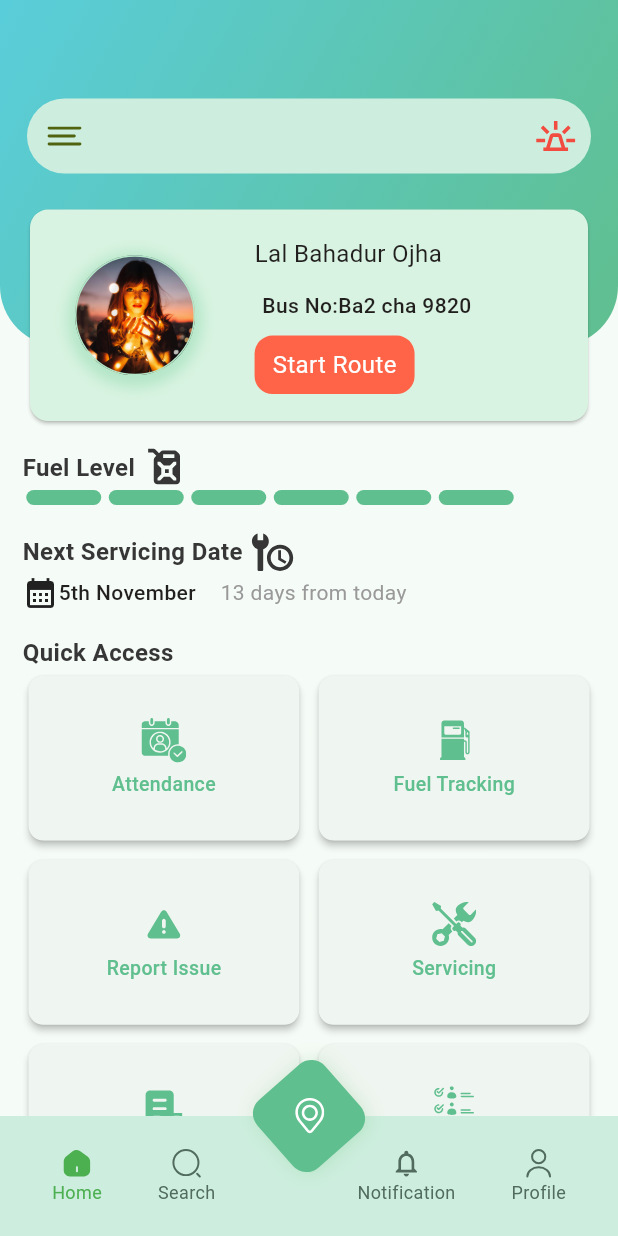
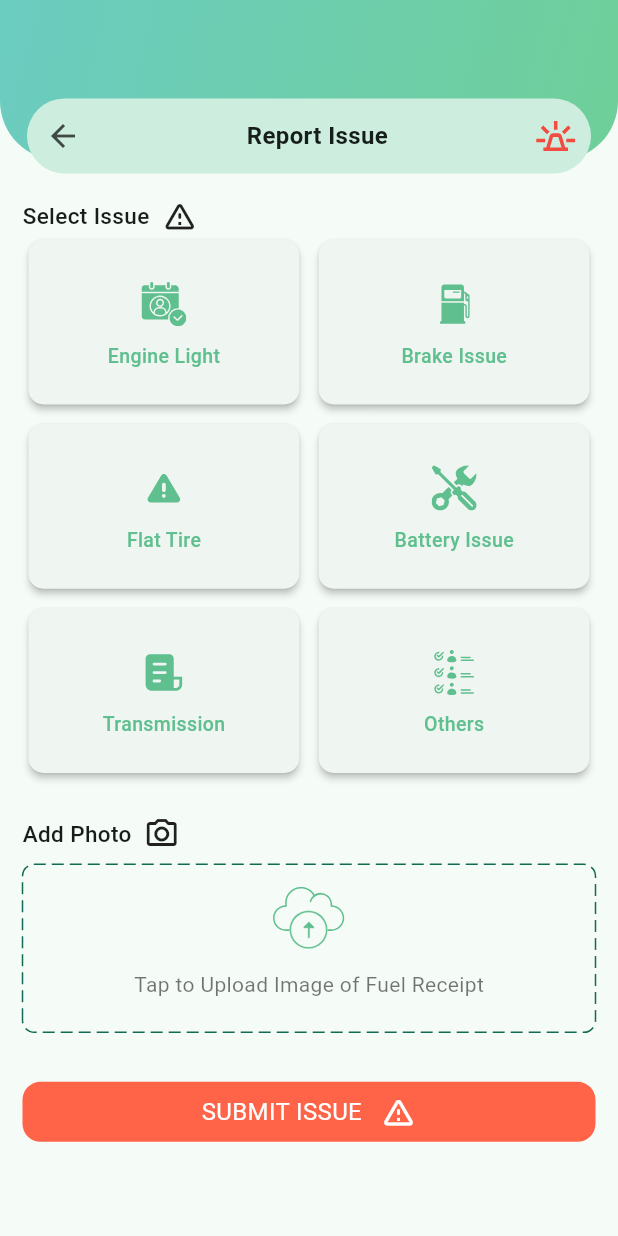
Before and after one commit to webstudioflutter/sms-driver, a Flutter app: the screen it shows after launch, after a tap on "Report Issue", on a phone screen of 412 x 824 dp. Run offline on Flutter 3.47's test engine with Material 3 defaults, Android fonts, the phone set to English and light mode, and no system bars; drawn by our look-alikes of dotted_border; our stand-ins replace flutter_svg, image_picker.

Commit message:
report issue page added

```diff
--- /dev/null
+++ b/lib/core/widgets/custom_app_bar.dart
@@ -0,0 +1,40 @@
+import 'package:driver_app/core/widgets/page_title_bar.dart';
+import 'package:flutter/material.dart';
+import 'package:flutter_svg/svg.dart';
+
+PreferredSize customBar(
+    {required BuildContext context, required String title}) {
+  return PreferredSize(
+    preferredSize: Size.fromHeight(MediaQuery.sizeOf(context).height * 0.13),
+    child: Stack(
+      clipBehavior: Clip.none,
+      children: [
+        Container(
+          height: MediaQuery.sizeOf(context).height * 0.28,
+          decoration: const BoxDecoration(
+              gradient: LinearGradient(
+                colors: [Color(0xff6bccc1), Color(0xff6fcf99)],
+                begin: Alignment.topLeft,
+                end: Alignment.bottomRight,
+              ),
+              borderRadius: BorderRadius.only(
+                  bottomLeft: Radius.circular(40),
+                  bottomRight: Radius.circular(40))),
+        ),
+        Positioned(
+          top: MediaQuery.sizeOf(context).height * 0.07,
+          right: 10,
+          left: 10,
+          child: PageTitleBar(
+              firstIconAction: () {
+                Navigator.pop(context);
+              },
+              title: title,
+              firstIcon: Icons.arrow_back,
+              lastWidget: SvgPicture.asset('assets/svg_images/notification.svg',
+                  height: 20)),
+        ),
+      ],
+    ),
+  );
+}
--- a/lib/screen/bill/bill_method.dart
+++ b/lib/screen/bill/bill_method.dart
@@ -333,6 +333,7 @@ class _BillMethodState extends State<BillMethod> {
         ),
       ),
     );
+
   }
 
   // Display the progress of each uploaded file
--- a/lib/screen/dashboard/home_page.dart
+++ b/lib/screen/dashboard/home_page.dart
@@ -2,6 +2,7 @@ import 'package:driver_app/core/constants/string_constants.dart';
 import 'package:driver_app/core/utils/asset_provider.dart';
 import 'package:driver_app/screen/bill/bill_main.dart';
 import 'package:driver_app/screen/dashboard/home_drawer.dart';
+import 'package:driver_app/screen/dashboard/report-issue/report_issue.dart';
 import 'package:flutter/material.dart';
 import 'package:flutter_svg/flutter_svg.dart';
 
@@ -79,13 +80,12 @@ class _HomePageState extends State<HomePage> {
           ),
           GestureDetector(
             onTap: () {
-              // Navigator.push(
-              //   context,
-              //   MaterialPageRoute(
-              //     builder: (context) =>
-              //         SchoolFeeInvoiceScreen(),
-              //   ),
-              // );
+              Navigator.push(
+                context,
+                MaterialPageRoute(
+                  builder: (context) => const ReportIssue(),
+                ),
+              );
             },
             child: buildStdQuickAccessItem(
               Assets.svgImages.report,
--- a/lib/screen/dashboard/profile_page.dart
+++ b/lib/screen/dashboard/profile_page.dart
@@ -136,6 +136,7 @@ class _ProfilePageState extends State<ProfilePage> {
           ],
         ),
       ),
+
       body: Padding(
         padding: const EdgeInsets.only(top: 110.0, right: 10, left: 10),
         child: Column(
--- /dev/null
+++ b/lib/screen/dashboard/report-issue/report_issue.dart
@@ -0,0 +1,282 @@
+import 'package:dotted_border/dotted_border.dart';
+import 'package:driver_app/core/utils/asset_provider.dart';
+import 'package:driver_app/core/utils/util.dart';
+import 'package:driver_app/core/widgets/custom_app_bar.dart';
+import 'package:flutter/material.dart';
+import 'package:flutter_svg/svg.dart';
+import 'package:image_picker/image_picker.dart';
+
+class ReportIssue extends StatefulWidget {
+  const ReportIssue({super.key});
+
+  @override
+  State<ReportIssue> createState() => _ReportIssueState();
+}
+
+class _ReportIssueState extends State<ReportIssue> {
+  final ImagePicker _picker = ImagePicker();
+  XFile? _image;
+
+  // Function to pick image from camera or gallery
+  Future<void> _pickImage(ImageSource source) async {
+    try {
+      final XFile? image = await _picker.pickImage(source: source);
+      setState(() {
+        _image = image;
+      });
+      if (image != null) {
+        // You can use the image file here, e.g., display it or upload it
+        print('Picked image path: ${image.path}');
+      }
+    } catch (e) {
+      print('Error picking image: $e');
+    }
+  }
+
+  @override
+  Widget build(BuildContext context) {
+    return Scaffold(
+      appBar: customBar(context: context, title: 'Report Issue'),
+      body: Padding(
+        padding: const EdgeInsets.symmetric(horizontal: 15.0),
+        child: Column(
+          mainAxisSize: MainAxisSize.min,
+          children: [
+            SizedBox(height: getHeight(context) * 0.03),
+            issueTitle(context),
+            issueList(context),
+            SizedBox(height: getHeight(context) * 0.03),
+            addPhotoTitle(context),
+            SizedBox(height: getHeight(context) * 0.01),
+            imageUploadSection(context),
+            SizedBox(height: getHeight(context) * 0.04),
+            submitButton(context),
+            SizedBox(height: getHeight(context) * 0.03),
+          ],
+        ),
+      ),
+    );
+  }
+
+  Container submitButton(BuildContext context) {
+    return Container(
+      width: double.infinity,
+      padding: const EdgeInsets.symmetric(vertical: 8, horizontal: 12),
+      decoration: BoxDecoration(
+        color: const Color(0xffff6448),
+        borderRadius: BorderRadius.circular(12),
+      ),
+      child: Center(
+        child: Row(
+          mainAxisAlignment: MainAxisAlignment.center,
+          children: [
+            const Text(
+              'SUBMIT ISSUE',
+              style: TextStyle(
+                  color: Color(0xffFEFEFE),
+                  fontSize: 16,
+                  fontWeight: FontWeight.w400),
+            ),
+            SizedBox(width: MediaQuery.sizeOf(context).width * 0.03),
+            const Icon(
+              Icons.warning_amber_rounded,
+              color: Colors.white,
+            )
+          ],
+        ),
+      ),
+    );
+  }
+
+  DottedBorder imageUploadSection(BuildContext context) {
+    return DottedBorder(
+      color: Theme.of(context).primaryColor,
+      strokeWidth: 1,
+      dashPattern: const [8, 4],
+      borderType: BorderType.RRect,
+      radius: const Radius.circular(8),
+      child: InkWell(
+        onTap: () {
+          _pickImage(ImageSource.gallery); // Select from gallery
+        },
+        child: Container(
+          padding: const EdgeInsets.all(10),
+          alignment: Alignment.center,
+          child: Column(
+            mainAxisSize: MainAxisSize.min,
+            mainAxisAlignment: MainAxisAlignment.center,
+            children: [
+              SvgPicture.asset(
+                'assets/svg_images/upload_icon.svg',
+                height: 48,
+                width: 48,
+              ),
+              const SizedBox(height: 10),
+              const Text(
+                'Tap to Upload Image of Fuel Receipt',
+                style: TextStyle(fontSize: 14, color: Colors.black54),
+              ),
+              const SizedBox(height: 10),
+            ],
+          ),
+        ),
+      ),
+    );
+  }
+
+  Row addPhotoTitle(BuildContext context) {
+    return Row(
+      children: [
+        const Text(
+          'Add Photo',
+          style: TextStyle(
+            fontSize: 15,
+            fontWeight: FontWeight.w500,
+          ),
+        ),
+        SizedBox(width: MediaQuery.sizeOf(context).height * 0.01),
+        const Icon(Icons.camera_alt_outlined),
+      ],
+    );
+  }
+
+  Flexible issueList(BuildContext context) {
+    return Flexible(
+      child: GridView.count(
+        shrinkWrap: true,
+        crossAxisCount: 2,
+        crossAxisSpacing: 5.0,
+        mainAxisSpacing: 5.0,
+        childAspectRatio: 1.6,
+        children: [
+          GestureDetector(
+            onTap: () {},
+            child: buildStdQuickAccessItem(
+              Assets.svgImages.attendance,
+              'Engine Light',
+              context,
+            ),
+          ),
+          GestureDetector(
+            onTap: () {},
+            child: buildStdQuickAccessItem(
+              Assets.svgImages.fuel,
+              'Brake Issue',
+              context,
+            ),
+          ),
+          GestureDetector(
+            onTap: () {
+              // Navigator.push(
+              //   context,
+              //   MaterialPageRoute(
+              //     builder: (context) => const ReportIssue(),
+              //   ),
+              // );
+            },
+            child: buildStdQuickAccessItem(
+              Assets.svgImages.report,
+              'Flat Tire',
+              context,
+            ),
+          ),
+          GestureDetector(
+            onTap: () async {
+              // await Navigator.push(
+              //   context,
+              //   MaterialPageRoute(
+              //     builder: (context) => AssignmentScreen(),
+              //   ),
+              // );
+            },
+            child: buildStdQuickAccessItem(
+              Assets.svgImages.servicing,
+              'Battery Issue',
+              context,
+            ),
+          ),
+          GestureDetector(
+            onTap: () {
+              // Navigator.push(
+              //   context,
+              //   MaterialPageRoute(
+              //     builder: (context) => const BillMain(),
+              //   ),
+              // );
+            },
+            child: buildStdQuickAccessItem(
+              Assets.svgImages.billupload,
+              'Transmission',
+              context,
+            ),
+          ),
+          GestureDetector(
+            onTap: () {
+              // Navigator.push(
+              //   context,
+              //   MaterialPageRoute(
+              //     builder: (context) =>
+              //         const StudyMaterialsScreen(),
+              //   ),
+              // );
+            },
+            child: buildStdQuickAccessItem(
+              Assets.svgImages.studentlist,
+              'Others',
+              context,
+            ),
+          ),
+        ],
+      ),
+    );
+  }
+
+  Row issueTitle(BuildContext context) {
+    return Row(
+      children: [
+        const Text(
+          'Select Issue',
+          style: TextStyle(
+            fontSize: 15,
+            fontWeight: FontWeight.w500,
+          ),
+        ),
+        SizedBox(width: MediaQuery.sizeOf(context).height * 0.01),
+        const Icon(Icons.warning_amber_rounded),
+      ],
+    );
+  }
+
+  Widget buildStdQuickAccessItem(
+      String svgAsset, String label, BuildContext context) {
+    return Card(
+      elevation: 2,
+      shape: RoundedRectangleBorder(
+        borderRadius: BorderRadius.circular(10),
+      ),
+      child: Padding(
+        padding: const EdgeInsets.symmetric(vertical: 8.0),
+        child: Column(
+          mainAxisAlignment: MainAxisAlignment.center,
+          crossAxisAlignment: CrossAxisAlignment.center,
+          children: [
+            SvgPicture.asset(
+              svgAsset,
+              height: 40,
+              width: 30,
+            ),
+            const SizedBox(height: 5.0),
+            Text(
+              label,
+              style: const TextStyle(
+                fontSize: 13,
+                fontWeight: FontWeight.w500,
+                color: Color(0xff60bf8f),
+              ),
+            ),
+          ],
+        ),
+      ),
+    );
+  }
+}
```
